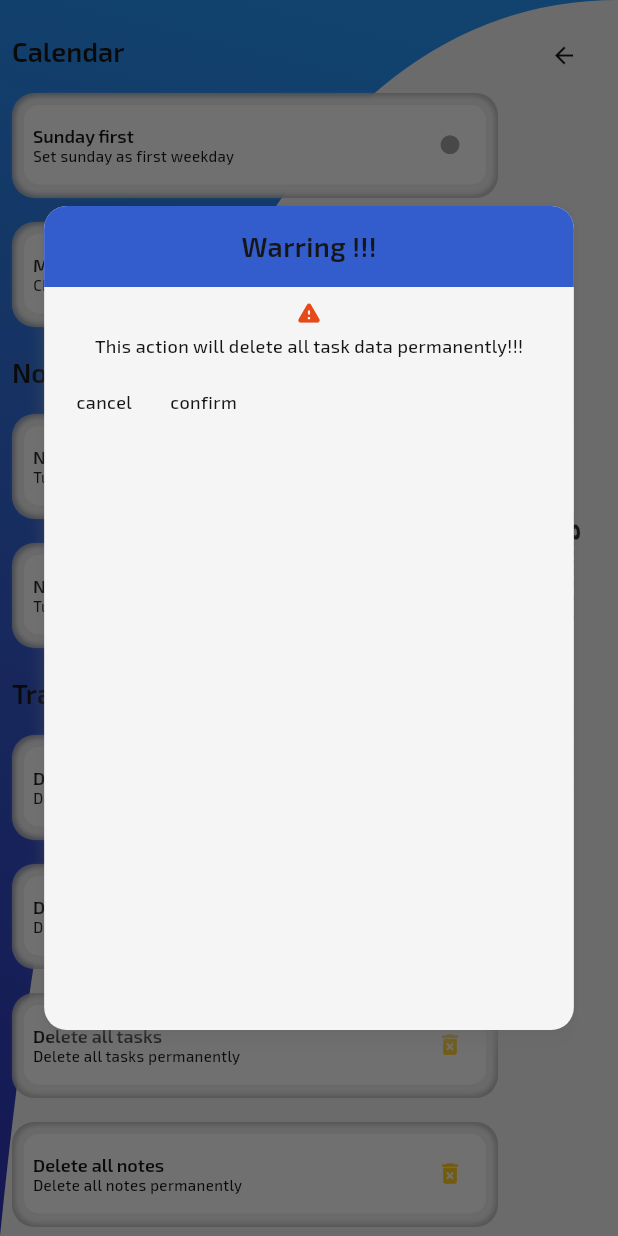
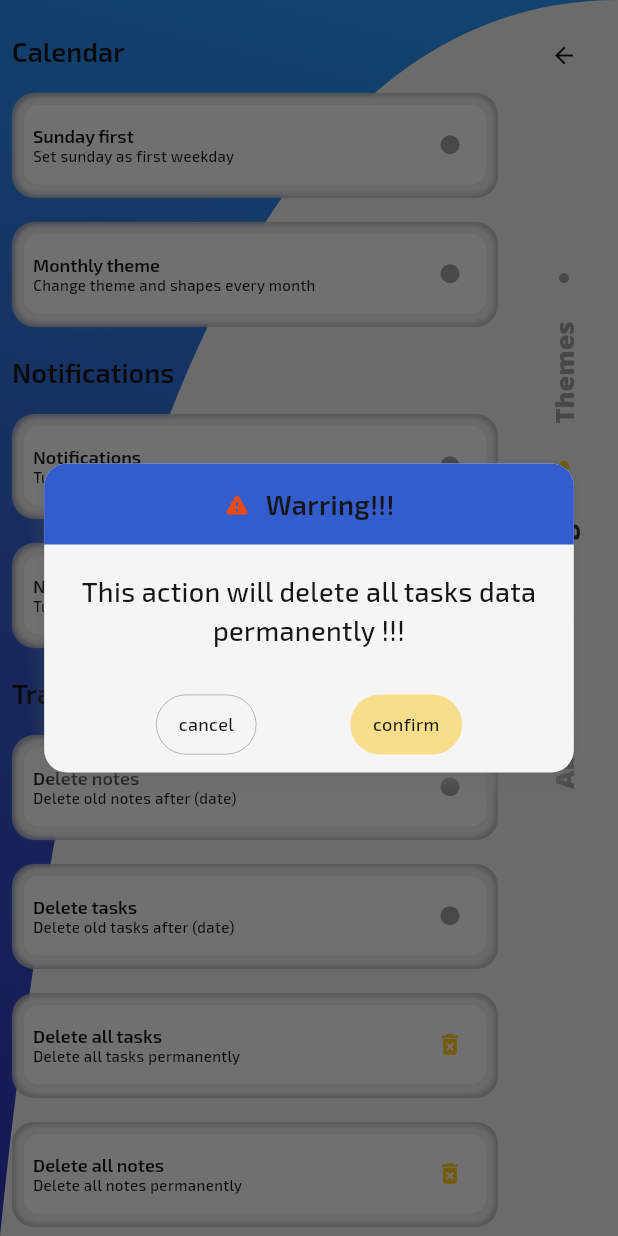
Before and after one commit to RafalSiuta/noti, a Flutter app: the SettingsScreen screen opened by its route, after a tap on "Settings", after a tap on the "delete forever" icon, on a phone screen of 412 x 824 dp. Run offline on Flutter 3.47's test engine with Material 3 defaults, Android fonts, the phone set to English and light mode, and no system bars; our stand-ins replace audioplayers, camera, carousel_slider, device_info_plus, flutter_local_notifications, flutter_staggered_animations and 9 more; missing offline and left inert: csshadow, photo_manager, photo_manager_image_provider; accounts and stored records are empty.

Commit message:
1. build custom alert dialog and deleting functions for all data;2. add dialogButtons to UI; 3.update homeProvider for testing functions with secure data as json file; 4. update task model for new isNotification element;

```diff
--- a/lib/models/db_model/task.dart
+++ b/lib/models/db_model/task.dart
@@ -33,6 +33,8 @@ class Task extends HiveObject {
   @HiveField(8)
   Uint8List? image;
 
+  @HiveField(9)
+  bool? isNotification;
 
   Task({
     String? id,
@@ -43,10 +45,9 @@ class Task extends HiveObject {
     required this.description,
     required this.date,
     this.items,
-    this.image
+    this.image,
+    this.isNotification
   }): id = id ?? makeId();
-
-
 
   void toggleTask() {
     isTaskDone = !isTaskDone;
--- a/lib/providers/home_provider.dart
+++ b/lib/providers/home_provider.dart
@@ -1,12 +1,34 @@
 import 'dart:async';
 import 'package:flutter/foundation.dart';
+import 'package:flutter/scheduler.dart';
 import 'package:flutter/widgets.dart';
 import 'package:intl/intl.dart';
+import 'package:noti/providers/note_provider.dart';
+import 'package:noti/providers/task_provider.dart';
+import 'dart:convert';
+import 'dart:io';
+import 'package:path_provider/path_provider.dart';
+import '../models/db_model/note.dart';
+import '../models/db_model/task.dart';
+import '../models/db_model/task_item.dart';
 
 class HomeProvider extends ChangeNotifier {
-  HomeProvider() {
 
-   // _startDateTimeUpdates();
+  final TaskProvider taskProvider;
+  final NoteProvider noteProvider;
+
+  List<Task> tasks = [];
+  List<Note> notes = [];
+
+  HomeProvider({required this.taskProvider, required this.noteProvider}){
+    _initialize();
+  }
+
+  void _initialize() {
+    // Wywołaj fetchAllData po zakończeniu budowy drzewa widgetów
+    SchedulerBinding.instance.addPostFrameCallback((_) async {
+      await fetchAllDataAndSaveToFile();
+    });
   }
 
   final DateFormat mY = DateFormat('dd MMM yyyy');
@@ -23,4 +45,126 @@ class HomeProvider extends ChangeNotifier {
       notifyListeners();
     });
   }
+
+
+
+  Future<void> fetchAllDataAndSaveToFile() async {
+    try {
+      // Pobierz wszystkie zadania z TaskProvider
+      List<Task> tasks = await taskProvider.getTaskDbList();
+
+      // Pobierz wszystkie notatki z NoteProvider
+      List<Note> notes = await noteProvider.getNoteDbList();
+
+      // Serializacja danych do JSON
+      Map<String, dynamic> data = {
+        'tasks': tasks.map((task) => {
+          'id': task.id,
+          'priority': task.priority,
+          'icon': task.icon,
+          'isTaskDone': task.isTaskDone,
+          'title': task.title,
+          'description': task.description,
+          'date': task.date.toIso8601String(),
+          'items': task.items?.map((item) => {
+            'id': item.id,
+            'text': item.text,
+            'isDone': item.isDone,
+            'title': item.title,
+          }).toList(),
+          'image': task.image?.toString(), // Jeśli chcesz obsługiwać obraz
+          'isNotification': task.isNotification,
+        }).toList(),
+        'notes': notes.map((note) => {
+          'id': note.id,
+          'icon': note.icon,
+          'image': note.image?.toString(),
+          'keep': note.keep,
+          'title': note.title,
+          'subtitle': note.subtitle,
+          'description': note.description,
+          'fk': note.fk,
+          'date': note.date.toIso8601String(),
+        }).toList(),
+      };
+
+      // Zapisz dane do pliku JSON
+      final directory = 'D:\DEV\FLUTTER\FLUTTER_PROJECTS\calendar_todo';
+          //await getApplicationDocumentsDirectory();
+      final file = File('${directory}/tasks_and_notes.json');
+      await file.writeAsString(jsonEncode(data));
+
+      print('Dane zostały zapisane do pliku: ${file.path}');
+    } catch (e) {
+      print('Error fetching and saving data: $e');
+    }
+  }
+
+  // Future<void> loadDataFromFileAndSaveToDatabase() async {
+  //   try {
+  //     // Odczytaj plik JSON
+  //     final directory = await getApplicationDocumentsDirectory();
+  //     final file = File('${directory.path}/tasks_and_notes.json');
+  //     if (!await file.exists()) {
+  //       print('Plik nie istnieje.');
+  //       return;
+  //     }
+  //     final String jsonData = await file.readAsString();
+  //
+  //     // Deserializacja danych
+  //     Map<String, dynamic> data = jsonDecode(jsonData);
+  //
+  //     // Wczytaj zadania do bazy
+  //     List<Task> tasks = (data['tasks'] as List).map((taskData) {
+  //       return Task(
+  //         id: taskData['id'],
+  //         priority: taskData['priority'],
+  //         icon: taskData['icon'],
+  //         isTaskDone: taskData['isTaskDone'],
+  //         title: taskData['title'],
+  //         description: taskData['description'],
+  //         date: DateTime.parse(taskData['date']),
+  //         items: (taskData['items'] as List?)?.map((item) {
+  //           return TaskItem(
+  //             id: item['id'],
+  //             text: item['text'],
+  //             isDone: item['isDone'],
+  //             title: item['title'],
+  //           );
+  //         }).toList(),
+  //         image: null, // Obsługa obrazu jeśli konieczna
+  //         isNotification: taskData['isNotification'],
+  //       );
+  //     }).toList();
+  //
+  //     for (Task task in tasks) {
+  //       await taskProvider.addTask(task);
+  //     }
+  //
+  //     // Wczytaj notatki do bazy
+  //     List<Note> notes = (data['notes'] as List).map((noteData) {
+  //       return Note(
+  //         id: noteData['id'],
+  //         icon: noteData['icon'],
+  //         image: null, // Obsługa obrazu jeśli konieczna
+  //         keep: noteData['keep'],
+  //         title: noteData['title'],
+  //         subtitle: noteData['subtitle'],
+  //         description: noteData['description'],
+  //         fk: noteData['fk'],
+  //         date: DateTime.parse(noteData['date']),
+  //       );
+  //     }).toList();
+  //
+  //     for (Note note in notes) {
+  //       await noteProvider.addNote(note);
+  //     }
+  //
+  //     print('Dane zostały wczytane i zapisane do lokalnej bazy.');
+  //   } catch (e) {
+  //     print('Error loading and saving data: $e');
+  //   }
+  // }
+
+
 }
--- a/lib/screens/settings_screen/sets_screen.dart
+++ b/lib/screens/settings_screen/sets_screen.dart
@@ -1,6 +1,7 @@
 import 'package:noti/screens/settings_screen/settings_dialog.dart';
 import 'package:flutter/material.dart';
 import 'package:noti/widgets/buttons/icon_button.dart';
+import 'package:noti/widgets/dialogs/warring_alert.dart';
 import 'package:provider/provider.dart';
 import '../../providers/note_provider.dart';
 import '../../providers/settings_provider.dart';
@@ -145,12 +146,14 @@ class SetsScreen extends StatelessWidget {
                           }): IconButton(
                               icon: Icon(Icons.delete_forever),
                               onPressed: (){
-                                _warringAlert(context, index);
-                                // if(index == 2){
-                                //   taskProvider.deleteAllTasks();
-                                // }else if(index == 3){
-                                //   noteProvider.deleteAllNotes();
-                                // }
+                                _warringAlert(context, index, (){
+                                  if(index == 2){
+                                    taskProvider.deleteAllTasks();
+                                  }else if(index == 3){
+                                    noteProvider.deleteAllNotes();
+                                  }
+                                });
+
                               },
                       ),
                     );
@@ -164,7 +167,7 @@ class SetsScreen extends StatelessWidget {
     );
   }
 
-  static _pickDate(BuildContext context, int index) {
+  static _pickDate(BuildContext context, int index, ) {
     showDialog(
         context: context,
         builder: (context) {
@@ -177,38 +180,43 @@ class SetsScreen extends StatelessWidget {
         });
   }
 
-  static _warringAlert(BuildContext context, int index) {
+  static _warringAlert(BuildContext context, int index,VoidCallback confirm) {
     showDialog(
         context: context,
         builder: (context) {
-          return CustomDial(
-              title: 'Warring !!!',
-              isBtnVisible: false,
-              child: Column(
-                mainAxisAlignment: MainAxisAlignment.start,
-                crossAxisAlignment: CrossAxisAlignment.center,
-                spacing: 5.0,
-                children: [
-                  Icon(Icons.warning_rounded, color: Theme.of(context).colorScheme.primaryFixed,),
-                  Text("This action will delete all ${index == 2 ? "task" : "note"} data permanently!!!", style: Theme.of(context).textTheme.bodyMedium,),
-                  Row(
-                    children: [
-                      TextButton(
-                          onPressed: (){
-                          Navigator.pop(context);
-                      }, child: Text('cancel',style: Theme.of(context).textTheme.bodyMedium)
-                      ),
-                      TextButton(
-                          onPressed: (){
-
-                          }, child: Text('confirm',style: Theme.of(context).textTheme.bodyMedium)
-                      ),
-                    ],
-                  )
-
-                ],
-              )
-          );
+          return
+            WarringAlert(
+              message: "This action will delete all ${index == 2 ? "tasks" : "notes"} data permanently !!!",
+              onConfirm: confirm
+            );
+          //   CustomDial(
+          //     title: 'Warring !!!',
+          //     isBtnVisible: false,
+          //     child: Column(
+          //       mainAxisAlignment: MainAxisAlignment.start,
+          //       crossAxisAlignment: CrossAxisAlignment.center,
+          //       spacing: 5.0,
+          //       children: [
+          //         Icon(Icons.warning_rounded, color: Theme.of(context).colorScheme.primaryFixed,),
+          //         Text("This action will delete all ${index == 2 ? "task" : "note"} data permanently!!!", style: Theme.of(context).textTheme.bodyMedium,),
+          //         Row(
+          //           children: [
+          //             TextButton(
+          //                 onPressed: (){
+          //                 Navigator.pop(context);
+          //             }, child: Text('cancel',style: Theme.of(context).textTheme.bodyMedium)
+          //             ),
+          //             TextButton(
+          //                 onPressed: (){
+          //
+          //                 }, child: Text('confirm',style: Theme.of(context).textTheme.bodyMedium)
+          //             ),
+          //           ],
+          //         )
+          //
+          //       ],
+          //     )
+          // );
         });
   }
 }
--- /dev/null
+++ b/lib/widgets/buttons/dialog_button.dart
@@ -0,0 +1,31 @@
+import 'package:flutter/material.dart';
+import 'package:noti/utils/dimensions/size_info.dart';
+
+
+class DialogButton extends StatelessWidget {
+  const DialogButton({this.isConfirmed = false,required this.onConfirm, super.key});
+
+  final bool isConfirmed;
+  final VoidCallback onConfirm;
+
+  @override
+  Widget build(BuildContext context) {
+    var fontSize = SizeInfo.settingsCardTitleFontSize;
+    return TextButton(
+      style: isConfirmed == true ? Theme.of(context).datePickerTheme.confirmButtonStyle! : Theme.of(context).datePickerTheme.cancelButtonStyle!,
+      child: Padding(
+        padding: const EdgeInsets.symmetric(horizontal: 5.0,vertical: 2.0),
+        child: Text(isConfirmed == true ? "confirm" : "cancel",
+            style: Theme.of(context).textTheme.bodyMedium!.copyWith(
+              fontSize: fontSize,
+            )),
+      ),
+      onPressed: () {
+        if(isConfirmed == true){
+          onConfirm();
+        }
+        Navigator.pop(context);
+      },
+    );
+  }
+}
--- /dev/null
+++ b/lib/widgets/dialogs/warring_alert.dart
@@ -0,0 +1,80 @@
+import 'package:flutter/material.dart';
+import 'package:noti/widgets/buttons/dialog_button.dart';
+
+import '../../utils/dimensions/size_info.dart';
+
+class WarringAlert extends StatelessWidget {
+  const WarringAlert({this.message = "",required this.onConfirm,super.key});
+
+  final String message;
+  final VoidCallback onConfirm;
+
+  @override
+  Widget build(BuildContext context) {
+    var textSize = SizeInfo.headerSubtitleSize;
+    var sidePadding = SizeInfo.leftEdgePadding;
+    return Center(
+      child: Card(
+        elevation: 5.0,
+        margin: EdgeInsets.all(
+          MediaQuery.of(context).size.width / 14,
+        ),
+        color: Theme.of(context).colorScheme.onSurface,
+        shape: RoundedRectangleBorder(
+          borderRadius: BorderRadius.circular(15),
+        ),
+        child: Column(
+          mainAxisSize: MainAxisSize.min,
+          crossAxisAlignment: CrossAxisAlignment.center,
+          spacing: 10,
+          children:  [
+            Container(
+              width: MediaQuery.of(context).size.width,
+              height: textSize * 3,
+              decoration: BoxDecoration(
+                  borderRadius: const BorderRadius.only(
+                      topLeft: Radius.circular(15),
+                      topRight: Radius.circular(15)),
+                  color: Theme.of(context).datePickerTheme.headerBackgroundColor),
+              child: Row(
+                mainAxisAlignment: MainAxisAlignment.center,
+                crossAxisAlignment: CrossAxisAlignment.center,
+                spacing: 10,
+                children: [
+                  Icon(Icons.warning_rounded, color: Theme.of(context).colorScheme.primaryFixed,size: textSize,),
+                  Text(
+                    'Warring!!!',
+                    style: Theme.of(context).dialogTheme.titleTextStyle!.copyWith(fontSize: textSize),
+                  ),
+                ],
+              ),
+            ),
+            Padding(
+              padding:  EdgeInsets.symmetric(vertical: 8.0,horizontal: sidePadding),
+              child: Text(message,textAlign: TextAlign.center, style: Theme.of(context).textTheme.bodyMedium!.copyWith(fontSize: textSize),),
+            ),
+            Padding(
+              padding: EdgeInsets.symmetric(vertical: 8.0,horizontal:sidePadding),
+              child: Row(
+                mainAxisAlignment: MainAxisAlignment.spaceEvenly,
+                crossAxisAlignment: CrossAxisAlignment.center,
+                children: [
+                  DialogButton(
+                    onConfirm: (){ },
+                  ),
+                  DialogButton(
+                    isConfirmed: true,
+                    onConfirm: onConfirm,
+                  ),
+
+                ],
+              ),
+            )
+
+          ],
+
+        ),
+      ),
+    );
+  }
+}
```
Also changed, not shown: lib/main.dart (+10 -2 lines), lib/models/db_model/category.dart (deleted, +0 -24 lines), lib/screens/settings_screen/settings_dialog.dart (+46 -23 lines), lib/models/db_model/task.g.dart, lib/models/db_model/task_item.g.dart.
